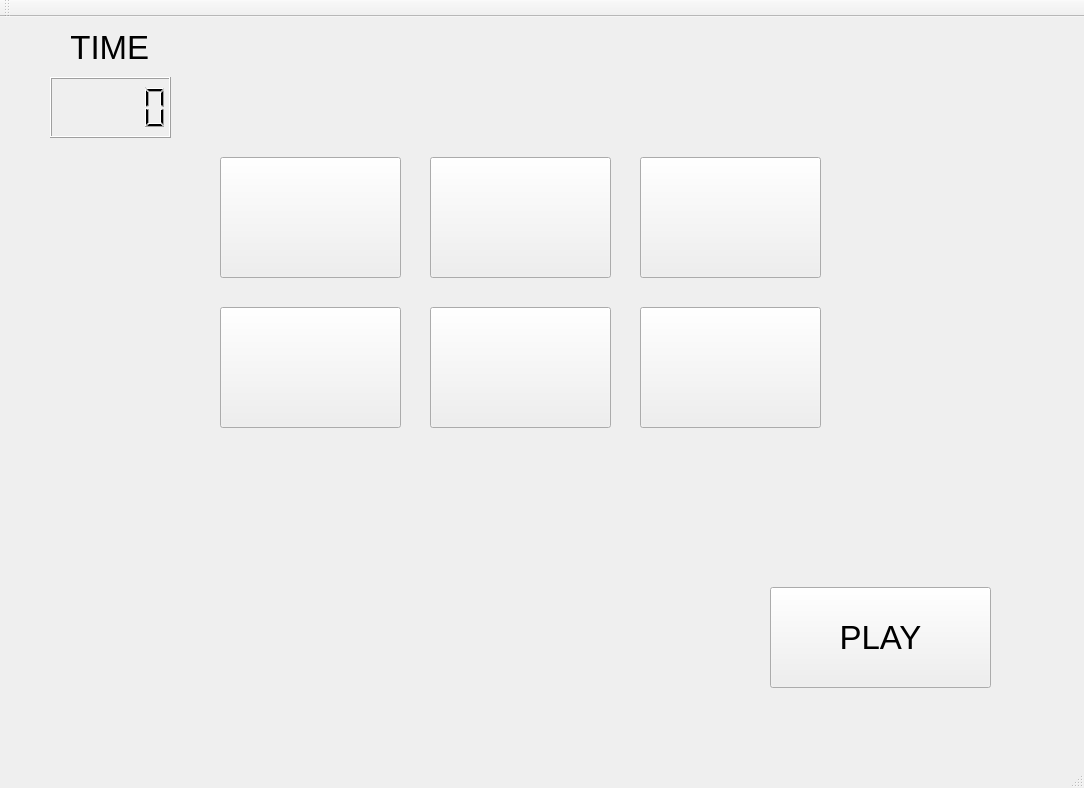
sefamert/FirstGame, file mainwindow.ui: the form before one commit.
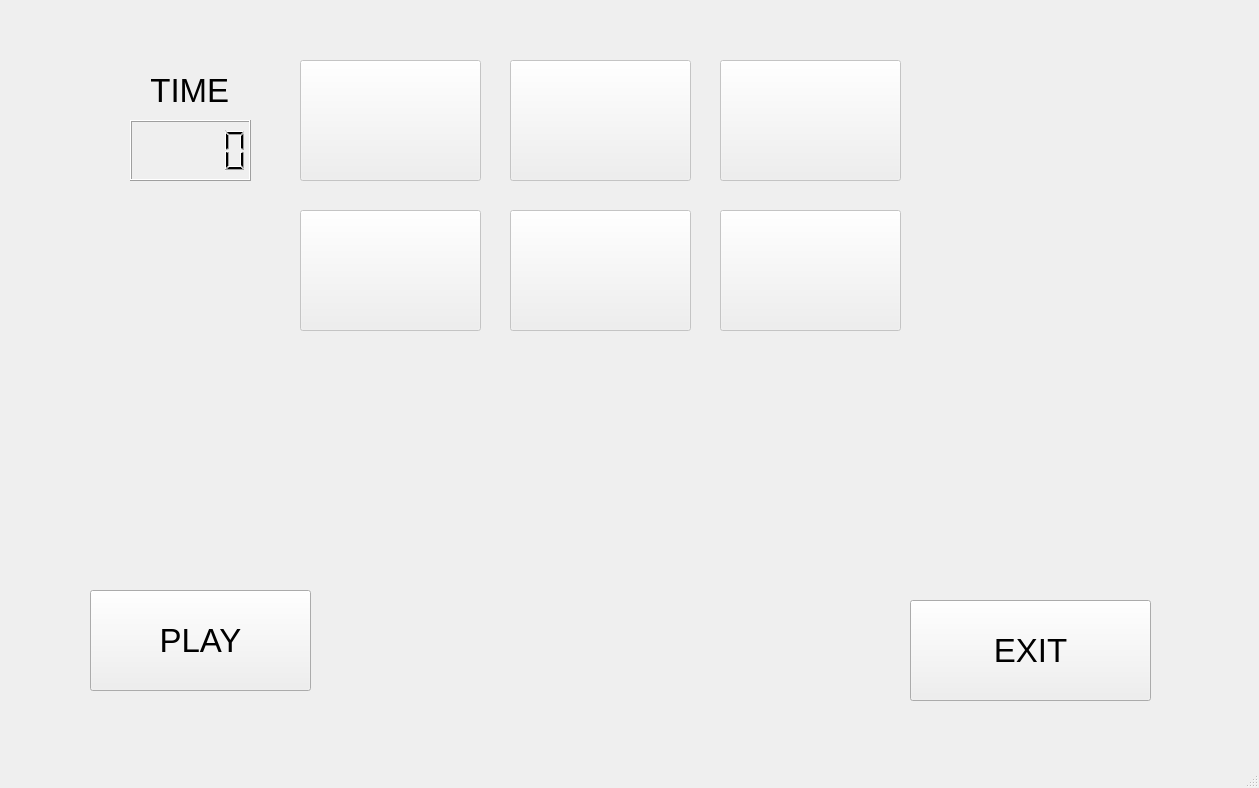
The form after the commit.

Diff of the .ui file:
```diff
--- a/mainwindow.ui
+++ b/mainwindow.ui
@@ -6,29 +6,19 @@
    <rect>
     <x>0</x>
     <y>0</y>
-    <width>1084</width>
+    <width>1259</width>
     <height>788</height>
    </rect>
   </property>
   <property name="windowTitle">
    <string>MainWindow</string>
   </property>
-  <widget class="QWidget" name="centralWidget">
-   <widget class="QLCDNumber" name="lcdTimer">
-    <property name="geometry">
-     <rect>
-      <x>50</x>
-      <y>60</y>
-      <width>121</width>
-      <height>61</height>
-     </rect>
-    </property>
-   </widget>
+  <widget class="QWidget" name="centralwidget">
    <widget class="QLabel" name="label">
     <property name="geometry">
      <rect>
-      <x>20</x>
-      <y>10</y>
+      <x>100</x>
+      <y>70</y>
       <width>171</width>
       <height>41</height>
      </rect>
@@ -45,50 +35,47 @@
      <set>Qt::AlignCenter</set>
     </property>
    </widget>
-   <widget class="QPushButton" name="pushPicture2">
+   <widget class="QPushButton" name="pushPlay">
     <property name="geometry">
      <rect>
-      <x>430</x>
-      <y>140</y>
-      <width>181</width>
-      <height>121</height>
+      <x>90</x>
+      <y>590</y>
+      <width>221</width>
+      <height>101</height>
      </rect>
     </property>
-    <property name="text">
-     <string/>
+    <property name="font">
+     <font>
+      <pointsize>25</pointsize>
+     </font>
     </property>
-   </widget>
-   <widget class="QPushButton" name="pushPicture4">
-    <property name="geometry">
-     <rect>
-      <x>220</x>
-      <y>290</y>
-      <width>181</width>
-      <height>121</height>
-     </rect>
-    </property>
     <property name="text">
-     <string/>
+     <string>PLAY</string>
     </property>
    </widget>
-   <widget class="QPushButton" name="pushPicture6">
+   <widget class="QFrame" name="frameButtons">
+    <property name="enabled">
+     <bool>false</bool>
+    </property>
     <property name="geometry">
      <rect>
-      <x>640</x>
-      <y>290</y>
-      <width>181</width>
-      <height>121</height>
+      <x>280</x>
+      <y>40</y>
+      <width>641</width>
+      <height>311</height>
      </rect>
     </property>
-    <property name="text">
-     <string/>
+    <property name="frameShape">
+     <enum>QFrame::NoFrame</enum>
     </property>
-   </widget>
+    <property name="frameShadow">
+     <enum>QFrame::Raised</enum>
+    </property>
    <widget class="QPushButton" name="pushPicture5">
     <property name="geometry">
      <rect>
-      <x>430</x>
-      <y>290</y>
+       <x>230</x>
+       <y>170</y>
       <width>181</width>
       <height>121</height>
      </rect>
@@ -100,8 +87,8 @@
    <widget class="QPushButton" name="pushPicture1">
     <property name="geometry">
      <rect>
-      <x>220</x>
-      <y>140</y>
+       <x>20</x>
+       <y>20</y>
       <width>181</width>
       <height>121</height>
      </rect>
@@ -113,11 +100,50 @@
      <string/>
     </property>
    </widget>
+    <widget class="QPushButton" name="pushPicture2">
+     <property name="geometry">
+      <rect>
+       <x>230</x>
+       <y>20</y>
+       <width>181</width>
+       <height>121</height>
+      </rect>
+     </property>
+     <property name="text">
+      <string/>
+     </property>
+    </widget>
+    <widget class="QPushButton" name="pushPicture6">
+     <property name="geometry">
+      <rect>
+       <x>440</x>
+       <y>170</y>
+       <width>181</width>
+       <height>121</height>
+      </rect>
+     </property>
+     <property name="text">
+      <string/>
+     </property>
+    </widget>
+    <widget class="QPushButton" name="pushPicture4">
+     <property name="geometry">
+      <rect>
+       <x>20</x>
+       <y>170</y>
+       <width>181</width>
+       <height>121</height>
+      </rect>
+     </property>
+     <property name="text">
+      <string/>
+     </property>
+    </widget>
    <widget class="QPushButton" name="pushPicture3">
     <property name="geometry">
      <rect>
-      <x>640</x>
-      <y>140</y>
+       <x>440</x>
+       <y>20</y>
       <width>181</width>
       <height>121</height>
      </rect>
@@ -126,12 +152,13 @@
      <string/>
     </property>
    </widget>
-   <widget class="QPushButton" name="pushPlay">
+   </widget>
+   <widget class="QPushButton" name="pushExt">
     <property name="geometry">
      <rect>
-      <x>770</x>
-      <y>570</y>
-      <width>221</width>
+      <x>910</x>
+      <y>600</y>
+      <width>241</width>
       <height>101</height>
      </rect>
     </property>
@@ -141,11 +168,21 @@
      </font>
     </property>
     <property name="text">
-     <string>PLAY</string>
+     <string>EXIT</string>
     </property>
    </widget>
-  </widget>
-  <widget class="QMenuBar" name="menuBar">
+   <widget class="QLCDNumber" name="lcdTimer">
+    <property name="geometry">
+     <rect>
+      <x>130</x>
+      <y>120</y>
+      <width>121</width>
+      <height>61</height>
+     </rect>
+    </property>
+   </widget>
+  </widget>
+  <widget class="QMenuBar" name="menubar">
    <property name="geometry">
     <rect>
      <x>0</x>
@@ -155,17 +192,8 @@
     </rect>
    </property>
   </widget>
-  <widget class="QToolBar" name="mainToolBar">
-   <attribute name="toolBarArea">
-    <enum>TopToolBarArea</enum>
-   </attribute>
-   <attribute name="toolBarBreak">
-    <bool>false</bool>
-   </attribute>
-  </widget>
-  <widget class="QStatusBar" name="statusBar"/>
- </widget>
- <layoutdefault spacing="6" margin="11"/>
+  <widget class="QStatusBar" name="statusbar"/>
+ </widget>
  <resources/>
  <connections/>
 </ui>
```
Left out of the diff: 4 changed lines with no effect on the pictures. Lines whose indentation alone changed are shown as unchanged.
